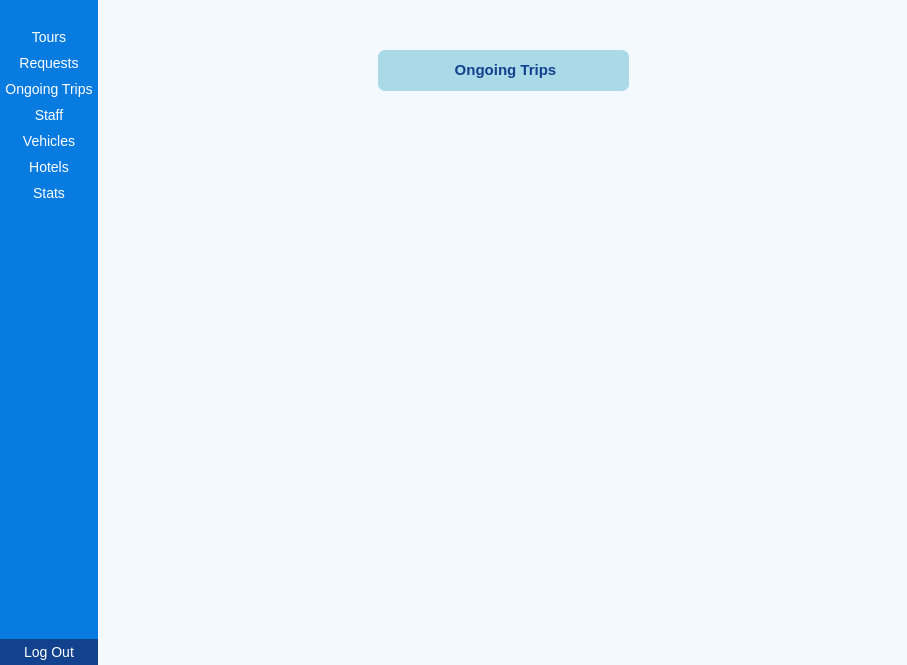
Dimalko/telo2, file ui/admin.ui: the form before one commit.
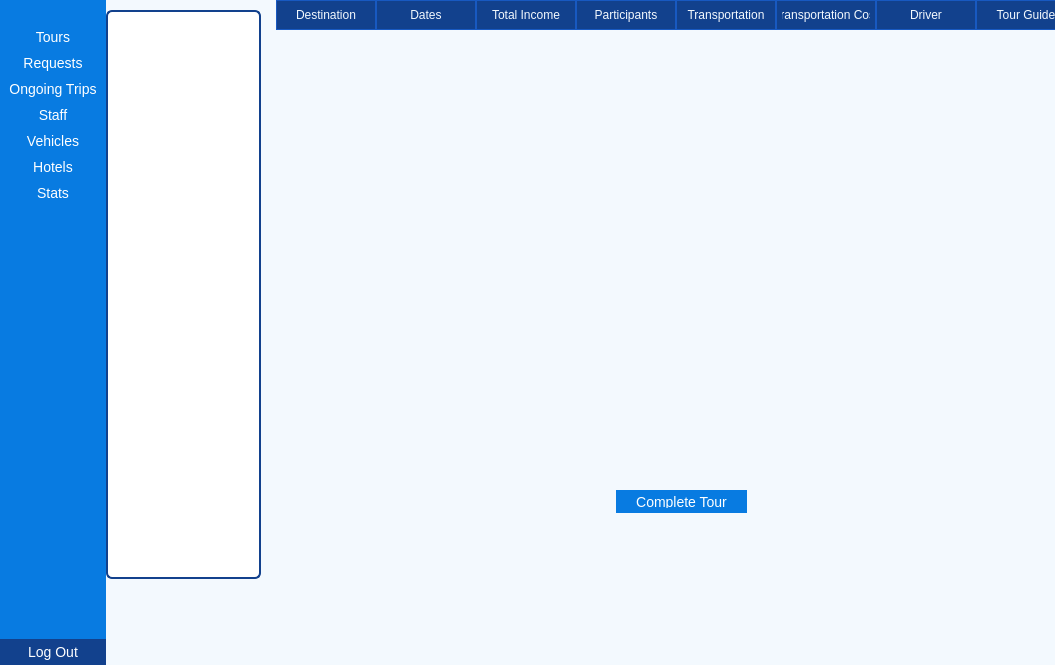
The form after the commit. The open tabs and pages were chosen to show the change. Icons and pictures are not drawn.

The edit to the form file:
```diff
--- a/ui/admin.ui
+++ b/ui/admin.ui
@@ -6,7 +6,7 @@
    <rect>
     <x>0</x>
     <y>0</y>
-    <width>907</width>
+    <width>1055</width>
     <height>665</height>
    </rect>
   </property>
@@ -832,22 +832,110 @@
        </layout>
       </widget>
       <widget class="QWidget" name="ongoingPage">
-       <widget class="QLabel" name="label">
+       <widget class="QListWidget" name="ongoingTourListWidget">
         <property name="geometry">
          <rect>
-          <x>280</x>
-          <y>50</y>
-          <width>251</width>
-          <height>41</height>
+          <x>0</x>
+          <y>10</y>
+          <width>155</width>
+          <height>569</height>
          </rect>
         </property>
         <property name="styleSheet">
-         <string notr="true">background-color:rgb(170, 217, 231);
+         <string notr="true">QListWidget {
+        font-size: 16px;
+        color: rgb(18, 65, 141);
+        background-color: white;
+        border: 2px solid rgb(18, 65, 141);
+        border-radius: 6px;
+    }
+    QListWidget::item {
+        padding: 6px;
+    }
+    QListWidget::item:selected {
+        background-color: rgb(18, 65, 141);
+        color: white;
+        border-radius: 4px;
+    }</string>
+        </property>
+       </widget>
+       <widget class="QTableWidget" name="ongoingTourDetailsTable">
+        <property name="geometry">
+         <rect>
+          <x>170</x>
+          <y>0</y>
+          <width>801</width>
+          <height>347</height>
+         </rect>
+        </property>
+        <column>
+         <property name="text">
+          <string>Destination</string>
+         </property>
+        </column>
+        <column>
+         <property name="text">
+          <string>Dates</string>
+         </property>
+        </column>
+        <column>
+         <property name="text">
+          <string>Total Income</string>
+         </property>
+        </column>
+        <column>
+         <property name="text">
+          <string>Participants</string>
+         </property>
+        </column>
+        <column>
+         <property name="text">
+          <string>Transportation</string>
+         </property>
+        </column>
+        <column>
+         <property name="text">
+          <string>Transportation Cost</string>
+         </property>
+        </column>
+        <column>
+         <property name="text">
+          <string>Driver</string>
+         </property>
+        </column>
+        <column>
+         <property name="text">
+          <string>Tour Guide</string>
+         </property>
+        </column>
+       </widget>
+       <widget class="QPushButton" name="completeTourButton">
+        <property name="geometry">
+         <rect>
+          <x>510</x>
+          <y>490</y>
+          <width>131</width>
+          <height>23</height>
+         </rect>
+        </property>
+        <property name="styleSheet">
+         <string notr="true">QPushButton{
+color:#fff;
+border: 0px;
+font-size: 14px;
 padding: 5px;
-border-radius: 7px;</string>
+border-radius: 0px;
+background-color: rgb(8, 123, 225);
+}
+
+QPushButton:hover{
+background-color: rgb(18, 65, 141);
+border-radius: 10px;
+border-bottom: 2px solid #74b9ff;
+}</string>
         </property>
         <property name="text">
-         <string>&lt;html&gt;&lt;head/&gt;&lt;body&gt;&lt;p align=&quot;center&quot;&gt;&lt;span style=&quot; font-size:11pt; color:#12418d;&quot;&gt;Ongoing Trips&lt;/span&gt;&lt;/p&gt;&lt;/body&gt;&lt;/html&gt;</string>
+         <string>Complete Tour</string>
         </property>
        </widget>
       </widget>
```
Left out of the diff: 8 changed lines with no effect on the pictures.
